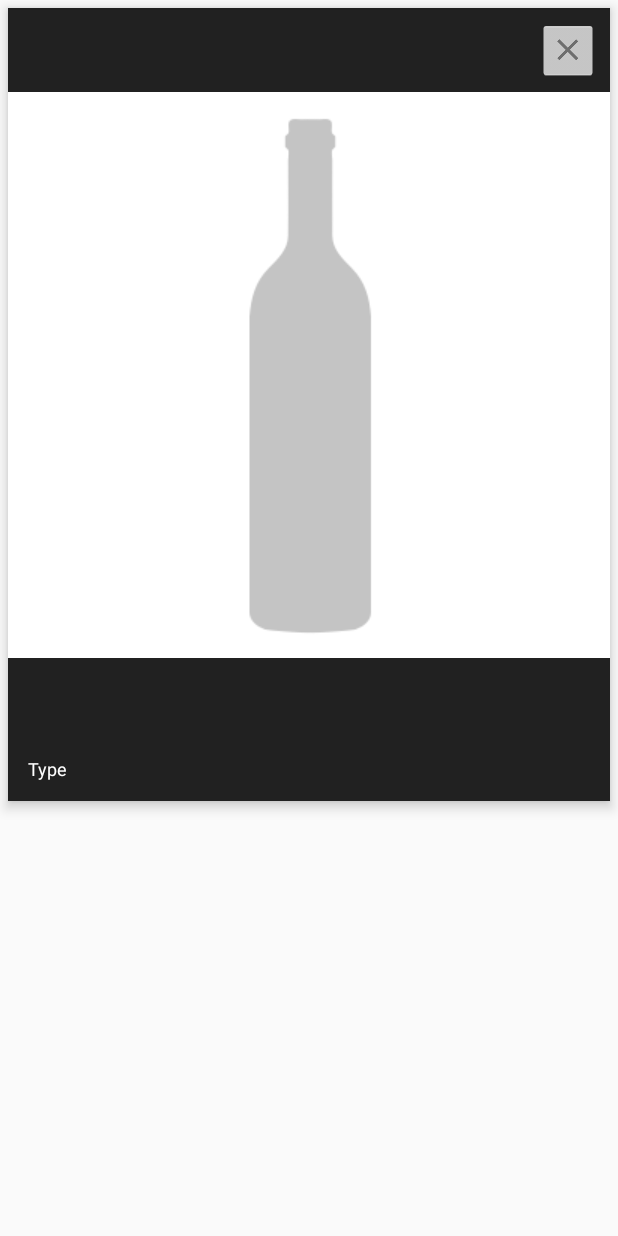
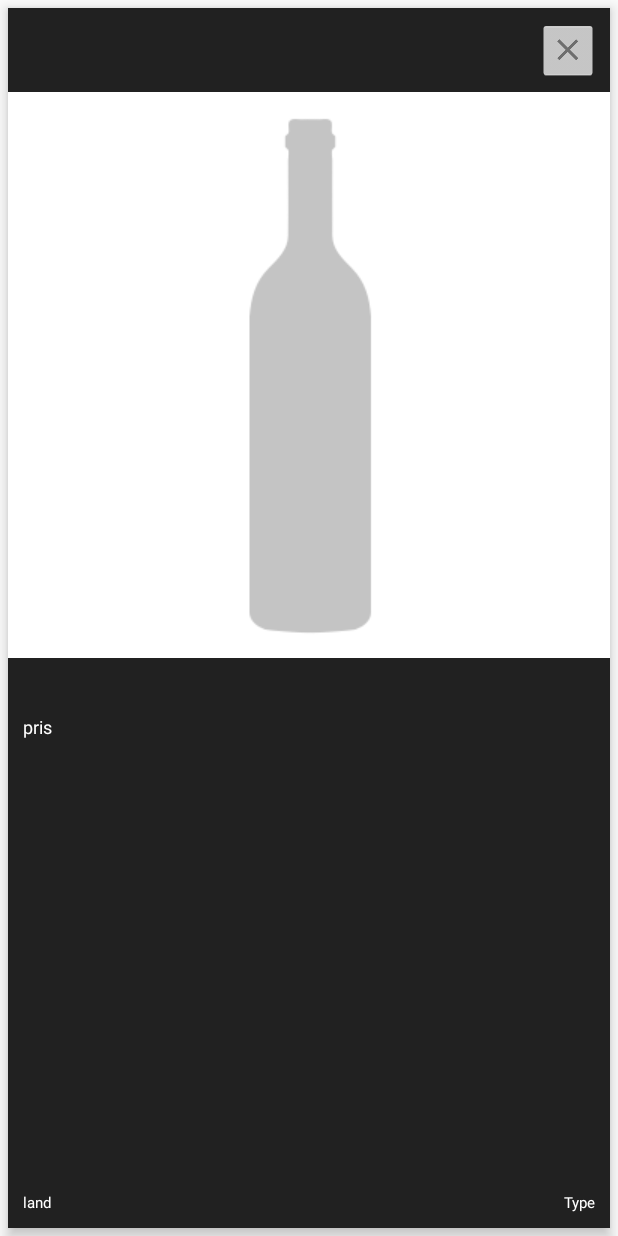
Before and after one commit to BernieBI/paafyll, an Android app: the layout layout_list_product.xml on its own in the app's theme, with its tools: preview values and no code run, on a phone screen of 412 x 824 dp. Run offline under Robolectric (Android 15) with nearby library versions, the phone set to English and light mode, and no system bars.

Commit message:
Changed style to fit small screens

```diff
--- a/app/src/main/AndroidManifest.xml
+++ b/app/src/main/AndroidManifest.xml
@@ -9,6 +9,7 @@
     <application
         android:allowBackup="true"
         android:icon="@drawable/logo"
+        android:logo="@drawable/logo"
         android:label="@string/app_name"
         android:largeHeap="true"
         android:supportsRtl="true"
@@ -16,7 +17,7 @@
         tools:ignore="GoogleAppIndexingWarning">
         <activity
             android:name=".Splashscreen" android:theme="@style/SplashScreenTheme">
-            >
+
             <intent-filter>
                 <action android:name="android.intent.action.MAIN" />
 
@@ -29,7 +30,7 @@
         <activity android:name=".MyReviewsActivity" />
         <activity android:name=".UserListActivity" />
         <activity android:name=".RecentProductsActivity" />
-        <activity android:name=".MainActivity"></activity>
+        <activity android:name=".MainActivity"/>
     </application>
 
 </manifest>
--- a/app/src/main/java/no/hiof/matsl/pfyll/MyReviewsActivity.java
+++ b/app/src/main/java/no/hiof/matsl/pfyll/MyReviewsActivity.java
@@ -96,7 +96,6 @@ public class MyReviewsActivity extends AppCompatActivity {
                 userReviews.clear();
                 reviewedProducts.clear();
                 userReviewIds.clear();
-                findViewById(R.id.progressBar).setVisibility(View.GONE);
 
                 for (DataSnapshot child : dataSnapshot.getChildren()) {
                     reviewedProducts.add(child.getValue() + "");
--- a/app/src/main/res/layout/fragment_login.xml
+++ b/app/src/main/res/layout/fragment_login.xml
@@ -23,12 +23,13 @@
 
     <TextView
         android:id="@+id/textView"
-        android:layout_width="wrap_content"
+        android:layout_width="0dp"
         android:layout_height="wrap_content"
         android:layout_marginStart="8dp"
         android:layout_marginEnd="8dp"
         android:layout_marginBottom="8dp"
         android:text="@string/login_info"
+        android:textAlignment="center"
         app:layout_constraintBottom_toTopOf="@+id/loginButton"
         app:layout_constraintEnd_toEndOf="parent"
         app:layout_constraintStart_toStartOf="parent" />
--- a/app/src/main/res/layout/layout_list_product.xml
+++ b/app/src/main/res/layout/layout_list_product.xml
@@ -41,7 +41,7 @@
     <android.support.constraint.ConstraintLayout
         android:layout_width="match_parent"
         android:layout_height="match_parent"
-        android:layout_margin="5dp">
+        android:layout_margin="2dp">
 
         <TextView
             android:id="@+id/product_name"
@@ -66,6 +66,7 @@
             android:layout_margin="8dp"
             android:layout_marginStart="8dp"
             android:layout_marginTop="8dp"
+            android:text="pris"
             android:textAppearance="@style/TextAppearance.AppCompat.Subhead"
             android:textColor="@color/primaryTextColor"
             android:textSize="12sp"
@@ -74,35 +75,50 @@
 
         <TextView
             android:id="@+id/product_type"
-            android:layout_width="wrap_content"
+            android:layout_width="0dp"
             android:layout_height="wrap_content"
             android:layout_gravity="center_vertical"
             android:layout_margin="8dp"
             android:layout_marginStart="8dp"
             android:layout_marginBottom="8dp"
             android:text="Type"
+            android:textAlignment="textEnd"
             android:textAppearance="@style/TextAppearance.AppCompat.Subhead"
             android:textColor="@color/primaryTextColor"
-            android:textSize="12sp"
+            android:textSize="10sp"
             tool:layout_constraintBottom_toBottomOf="parent"
-            tool:layout_constraintStart_toStartOf="parent"
-            tool:layout_constraintTop_toBottomOf="@+id/product_price" />
+            tool:layout_constraintEnd_toEndOf="parent"
+            tool:layout_constraintStart_toEndOf="@+id/divider" />
+
         <TextView
             android:id="@+id/product_country"
-            android:layout_width="wrap_content"
+            android:layout_width="0dp"
             android:layout_height="wrap_content"
-            android:layout_gravity="center_vertical"
-            android:layout_margin="8dp"
+            android:layout_marginStart="8dp"
+            android:layout_marginTop="8dp"
+            android:layout_marginBottom="8dp"
+            android:text="land"
+            android:textColor="@color/primaryTextColor"
+            android:textSize="10sp"
+            tool:layout_constraintBottom_toBottomOf="parent"
+            tool:layout_constraintEnd_toStartOf="@+id/divider"
+            tool:layout_constraintStart_toStartOf="parent"
+            tool:layout_constraintTop_toBottomOf="@+id/product_price"
+            tool:layout_constraintVertical_bias="1.0" />
+
+        <View
+            android:id="@+id/divider"
+            android:layout_width="1dp"
+            android:layout_height="wrap_content"
+            android:layout_marginStart="8dp"
             android:layout_marginTop="8dp"
             android:layout_marginEnd="8dp"
-            android:layout_marginBottom="8dp"
-            android:textAppearance="@style/TextAppearance.AppCompat.Subhead"
-            android:textColor="@color/primaryTextColor"
-            android:textSize="12sp"
+            android:background="?android:attr/listDivider"
+            android:visibility="invisible"
             tool:layout_constraintBottom_toBottomOf="parent"
             tool:layout_constraintEnd_toEndOf="parent"
-            tool:layout_constraintTop_toBottomOf="@+id/product_name"
-            tool:layout_constraintVertical_bias="1.0" />
+            tool:layout_constraintStart_toStartOf="parent"
+            tool:layout_constraintTop_toTopOf="parent" />
 
     </android.support.constraint.ConstraintLayout>
 
```
Also changed, not shown: app/src/main/java/no/hiof/matsl/pfyll/SingleProductActivity.java (+29 -19 lines), app/src/main/res/layout/activity_single_product.xml (+73 -68 lines).
